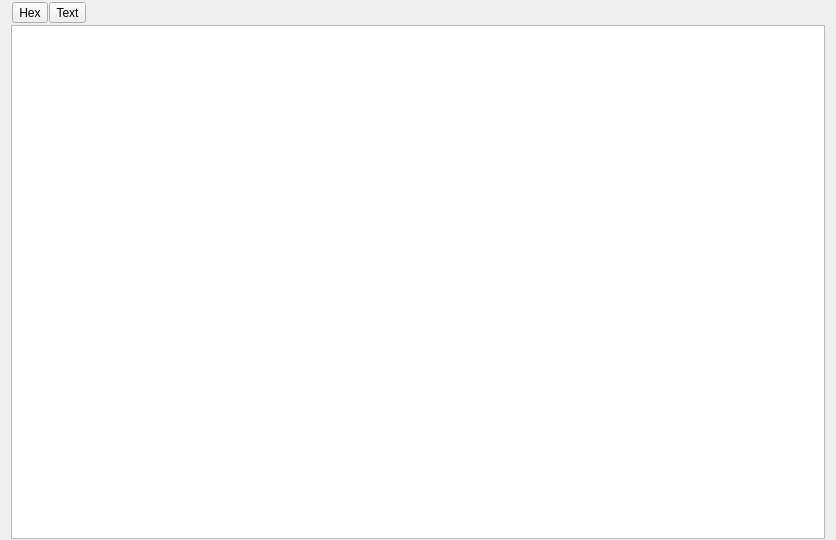
Qt form src/ui/viewers/hexdumpviewer.ui (markdavidlong/AppleSAWS) before a commit.
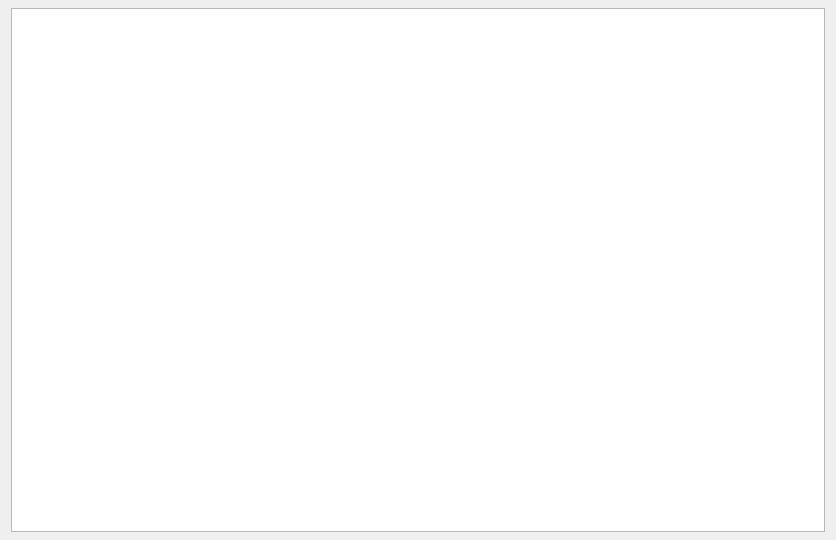
The same form after that commit.

The edit to the form file:
```diff
--- a/src/ui/viewers/hexdumpviewer.ui
+++ b/src/ui/viewers/hexdumpviewer.ui
@@ -15,75 +15,15 @@
   </property>
   <layout class="QGridLayout" name="gridLayout_2">
    <property name="topMargin">
-    <number>1</number>
+    <number>8</number>
    </property>
    <property name="bottomMargin">
-    <number>1</number>
+    <number>8</number>
    </property>
    <property name="verticalSpacing">
     <number>1</number>
    </property>
-   <item row="0" column="0">
-    <widget class="QFrame" name="frame">
-     <property name="frameShape">
-      <enum>QFrame::NoFrame</enum>
-     </property>
-     <property name="frameShadow">
-      <enum>QFrame::Raised</enum>
-     </property>
-     <layout class="QGridLayout" name="gridLayout">
-      <property name="leftMargin">
-       <number>1</number>
-      </property>
-      <property name="topMargin">
-       <number>1</number>
-      </property>
-      <property name="rightMargin">
-       <number>1</number>
-      </property>
-      <property name="bottomMargin">
-       <number>1</number>
-      </property>
-      <property name="spacing">
-       <number>1</number>
-      </property>
-      <item row="0" column="0">
-       <widget class="QToolButton" name="hexButton">
-        <property name="text">
-         <string>Hex</string>
-        </property>
-        <property name="checkable">
-         <bool>true</bool>
-        </property>
-       </widget>
-      </item>
-      <item row="0" column="1">
-       <widget class="QToolButton" name="textButton">
-        <property name="text">
-         <string>Text</string>
-        </property>
-        <property name="checkable">
-         <bool>true</bool>
-        </property>
-       </widget>
-      </item>
-     </layout>
-    </widget>
-   </item>
-   <item row="0" column="1">
-    <spacer name="horizontalSpacer">
-     <property name="orientation">
-      <enum>Qt::Horizontal</enum>
-     </property>
-     <property name="sizeHint" stdset="0">
-      <size>
-       <width>728</width>
-       <height>20</height>
-      </size>
-     </property>
-    </spacer>
-   </item>
-   <item row="1" column="0" colspan="2">
+   <item row="0" column="0" colspan="2">
     <widget class="QTextBrowser" name="textArea">
      <property name="font">
       <font>
```
